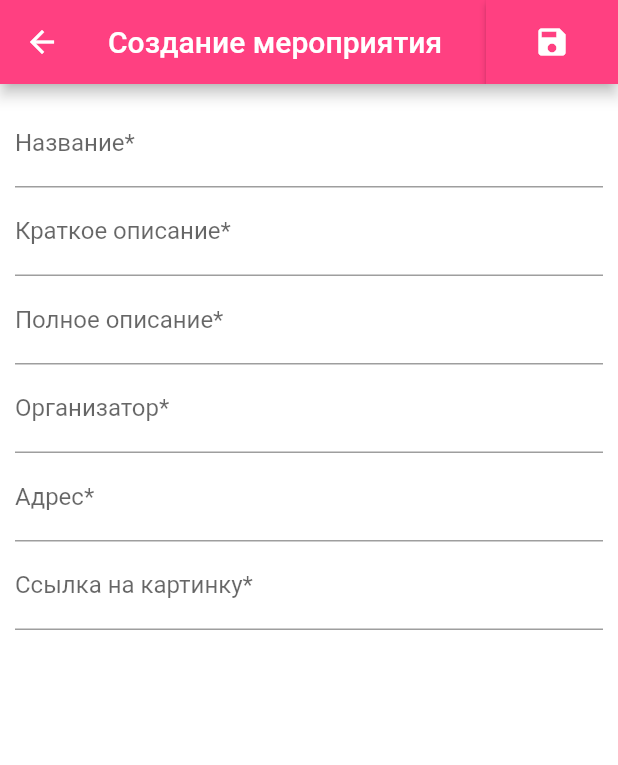
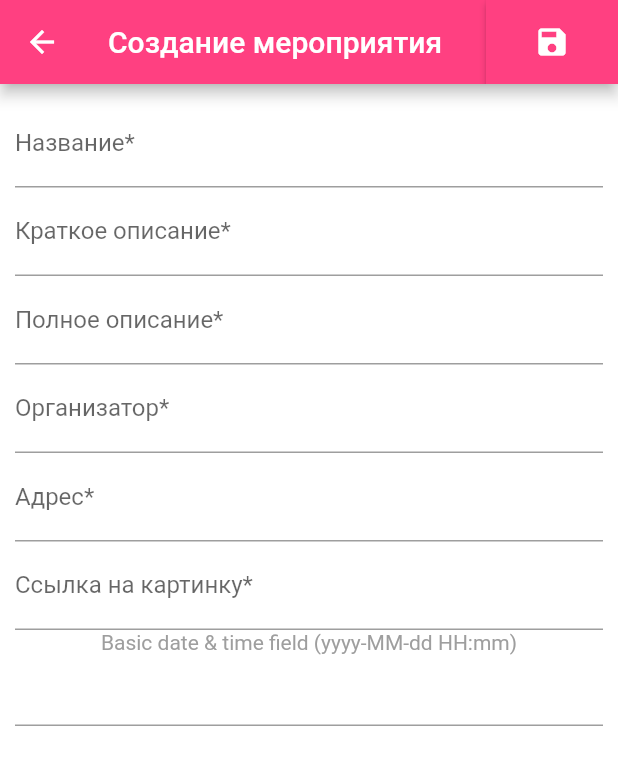
Before and after one commit to UEvents/app, a Flutter app: the AddEvent screen opened directly, on a phone screen of 412 x 824 dp. Shown: the top 765 px of the screen. Run offline on Flutter 3.47's test engine with Material 2 defaults, Android fonts, the light colour scheme and no system bars; drawn by our look-alikes of datetime_picker_formfield, flutter_form_builder; our stand-ins replace cloud_firestore, firebase_auth, fluttertoast; accounts and stored records are empty; network calls fail.

Commit message:
Всё работает нормально, с записью даты в базу

```diff
--- a/New Text Document.txt
+++ /dev/null
@@ -1 +0,0 @@
-dasdsadas
--- a/lib/data/data.dart
+++ b/lib/data/data.dart
@@ -6,13 +6,13 @@ class Data {
   String organizer;
   String address;
   String imageSrc;
-
+  String date;
   Data(this.uid,this.title, this.description, this.organizer, this.address,
-      this.shortDescription, this.imageSrc);
+      this.shortDescription, this.imageSrc, this.date);
 
   Data copy() {
     return Data(this.uid, this.title, this.description, this.organizer,
-        this.address, this.shortDescription, this.imageSrc);
+        this.address, this.shortDescription, this.imageSrc, this.date);
   }
 
   Data.fromJson(String uid, Map<String, dynamic> data){
@@ -23,6 +23,7 @@ class Data {
     organizer = data['organizer'];
     address = data['address'];
     imageSrc = data['imageSrc'];
+    date = data['date'];
   }
 
    Map<String, dynamic> toMap(){
@@ -34,6 +35,7 @@ class Data {
       "uid": uid,
       "address": address,
       "imageSrc": imageSrc,
+      "date": date,
     };
   }
 }
--- a/lib/services/addEvent.dart
+++ b/lib/services/addEvent.dart
@@ -1,5 +1,3 @@
-import 'dart:isolate';
-
 import 'package:flutter/cupertino.dart';
 import 'package:flutter/material.dart';
 import 'package:flutter_form_builder/flutter_form_builder.dart';
@@ -9,6 +7,8 @@ import 'package:uevents/common/toast.dart';
 import 'package:uevents/data/data.dart';
 import 'package:uevents/domain/user.dart';
 import 'package:uevents/services/database.dart';
+import 'package:intl/intl.dart';
+import 'package:datetime_picker_formfield/datetime_picker_formfield.dart';
 
 class AddEvent extends StatefulWidget {
   AddEvent({Key key}) : super(key: key);
@@ -20,6 +20,7 @@ class AddEvent extends StatefulWidget {
 class _AddEventState extends State<AddEvent> {
   final _fbKey = GlobalKey<FormBuilderState>();
   User user;
+  final format = DateFormat("yyyy-MM-dd HH:mm");
 
   Data event = Data(
       'id',
@@ -28,7 +29,8 @@ class _AddEventState extends State<AddEvent> {
       'a',
       'a',
       'a',
-    'https://upload.wikimedia.org/wikipedia/commons/thumb/8/80/Yandex_Browser_logo.svg/1200px-Yandex_Browser_logo.svg.png'
+      'https://upload.wikimedia.org/wikipedia/commons/thumb/8/80/Yandex_Browser_logo.svg/1200px-Yandex_Browser_logo.svg.png',
+      DateTime.now().toString(),
       );
 
   @override
@@ -47,19 +49,15 @@ class _AddEventState extends State<AddEvent> {
       if (event.uid == 'id') {
         event.uid = user.id + now.toString();
       }
-
       await DatabaseService().addOrUpdateEvent(event);
       Navigator.of(context).pop();
-    }
-    else
-    {
+    } else {
       buildToast('Упс! Что-то пошло не так');
     }
   }
 
   Widget build(BuildContext context) {
     user = Provider.of<User>(context);
-
     return Container(
         child: Scaffold(
             appBar: AppBar(
@@ -172,6 +170,31 @@ class _AddEventState extends State<AddEvent> {
                           FormBuilderValidators.maxLength(120),
                         ],
                       ),
+                      Text('Basic date & time field (${format.pattern})',
+                          style: TextStyle(color: Colors.grey)),
+                      DateTimeField(
+                        format: format,
+                        onShowPicker: (context, currentValue) async {
+                          final date = await showDatePicker(
+                              context: context,
+                              firstDate: DateTime(1900),
+                              initialDate: currentValue ?? DateTime.now(),
+                              lastDate: DateTime(2100));
+                          if (date != null) {
+                            final time = await showTimePicker(
+                              context: context,
+                              initialTime: TimeOfDay.fromDateTime(
+                                  currentValue ?? DateTime.now()),
+                            );
+                            if (date != null && time != null) {
+                              event.date = DateTimeField.combine(date, time).toString();
+                              return DateTimeField.combine(date, time);
+                            }
+                          } else {
+                            return currentValue;
+                          }
+                        },
+                      ),
                     ]),
                   ),
                 ],
--- a/pubspec.yaml
+++ b/pubspec.yaml
@@ -29,6 +29,7 @@ dependencies:
   flutter_form_builder: ^3.10.1
   provider: ^4.1.0-dev+1
   fluttertoast: ^4.0.1
+  intl: ^0.16.1
 
 dev_dependencies:
   flutter_test:
```
Also changed, not shown: pubspec.lock. Lines whose indentation alone changed are shown as unchanged.
